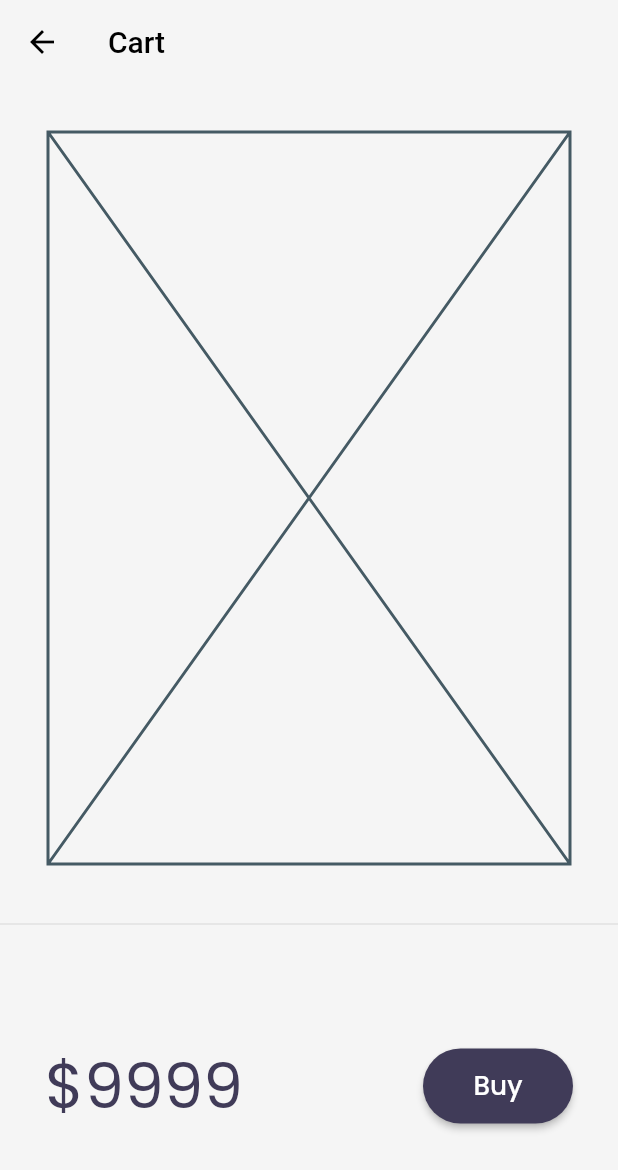
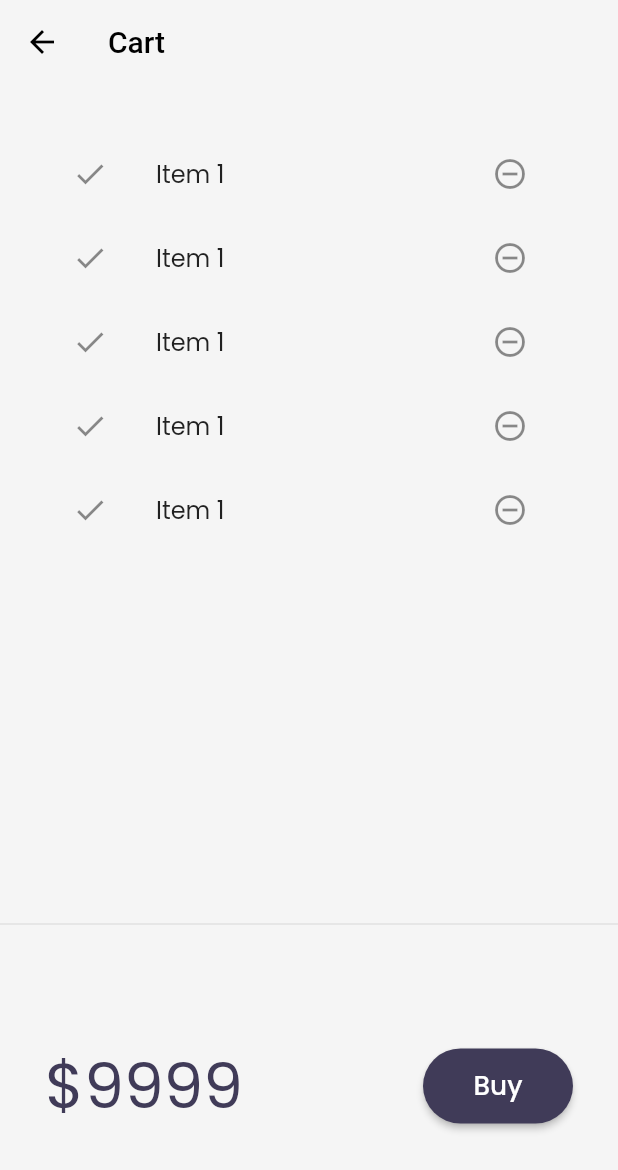
Before and after one commit to AMANSINGH5409/Flutter_Catelog_App, a Flutter app: the CartPage screen opened by its route, on a phone screen of 412 x 824 dp. Shown: the top 1170 px of the screen. Run offline on Flutter 3.47's test engine with Material 2 defaults, Android fonts, the phone set to English and light mode, and no system bars; our stand-ins replace google_fonts, velocity_x; network calls fail.

Commit message:
Cart Work Started

```diff
--- /dev/null
+++ b/lib/Models/cart.dart
@@ -0,0 +1,33 @@
+import 'package:flutter_catelog/Models/catelog.dart';
+
+class CartModel {
+  //Catelog Fields
+  late CatelogModel _catelog;
+
+  //Collection of Ids
+  final List<int> _itemIds = [];
+
+  //Get Catelog
+  CatelogModel get catelog => _catelog;
+
+  set catelog(CatelogModel newCatelog) {
+    assert(newCatelog != null);
+    _catelog = newCatelog;
+  }
+
+  //Get Items in the cart
+  List<Item> get items => _itemIds.map((id) => _catelog.getById(id)).toList();
+
+  //Get Total Price
+  num get totalPrice => items.fold(0, (total, current) => current.price);
+
+  //Add Item
+  void add(Item item) {
+    _itemIds.add(item.id);
+  }
+
+  //Remove Item
+  void remove(Item item) {
+    _itemIds.remove(item.id);
+  }
+}
--- a/lib/pages/cart_page.dart
+++ b/lib/pages/cart_page.dart
@@ -1,3 +1,4 @@
+import 'package:flutter/cupertino.dart';
 import 'package:flutter/material.dart';
 import 'package:velocity_x/velocity_x.dart';
 
@@ -14,7 +15,7 @@ class CartPage extends StatelessWidget {
       ),
       body: Column(
         children: [
-          Placeholder().p32().expand(),
+          _CartList().p32().expand(),
           Divider(),
           _CartTotal(),
         ],
@@ -36,7 +37,10 @@ class _CartTotal extends StatelessWidget {
           "\$9999".text.xl5.color(context.accentColor).make(),
           30.heightBox,
           ElevatedButton(
-            onPressed: () {},
+            onPressed: () {
+              ScaffoldMessenger.of(context).showSnackBar(
+                  SnackBar(content: "Buying not supported yet.".text.make()));
+            },
             style: ButtonStyle(
               shape: MaterialStateProperty.all(StadiumBorder()),
               backgroundColor:
@@ -49,3 +53,27 @@ class _CartTotal extends StatelessWidget {
     );
   }
 }
+
+class _CartList extends StatefulWidget {
+  const _CartList({Key? key}) : super(key: key);
+
+  @override
+  State<_CartList> createState() => _CartListState();
+}
+
+class _CartListState extends State<_CartList> {
+  @override
+  Widget build(BuildContext context) {
+    return ListView.builder(
+      itemCount: 5,
+      itemBuilder: (context, index) => ListTile(
+        leading: Icon(Icons.done),
+        trailing: IconButton(
+          onPressed: () {},
+          icon: Icon(Icons.remove_circle_outline),
+        ),
+        title: "Item 1".text.make(),
+      ),
+    );
+  }
+}
```
